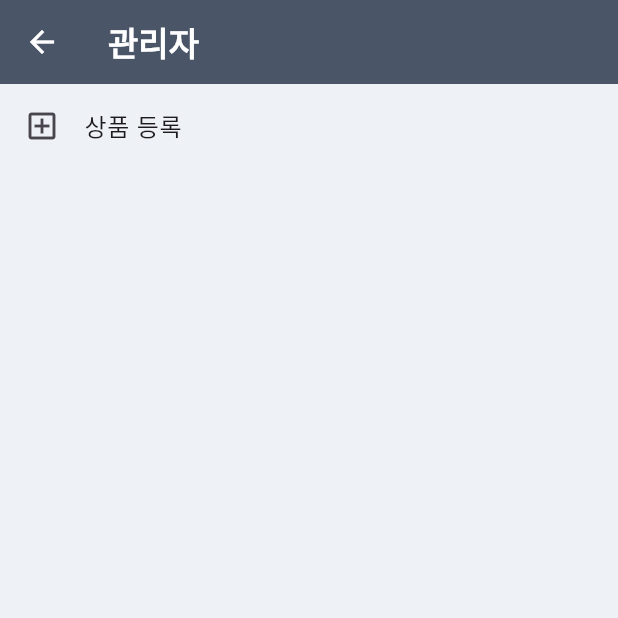
After one commit to helloheesu/dart-practice, a Flutter app: the screen it shows after launch, tab 2 chosen, after a tap on the "settings" icon, on a phone screen of 412 x 824 dp, the top half of it. The commit adds this screen. Run offline on Flutter 3.47's test engine with Material 3 defaults, Android fonts, the phone set to English and light mode, and no system bars.

Commit message:
관리자 페이지 추가 및 상단 진입 추가

```diff
--- /dev/null
+++ b/last_minutes/lib/ui/pages/admin/admin_page.dart
@@ -0,0 +1,26 @@
+import 'package:flutter/material.dart';
+import '../products/product_create_page.dart';
+
+class AdminPage extends StatelessWidget {
+  const AdminPage({super.key});
+
+  @override
+  Widget build(BuildContext context) {
+    return Scaffold(
+      appBar: AppBar(title: const Text('관리자')),
+      body: ListView(
+        children: [
+          ListTile(
+            leading: const Icon(Icons.add_box_outlined),
+            title: const Text('상품 등록'),
+            onTap: () {
+              Navigator.of(context).push(
+                MaterialPageRoute(builder: (_) => const ProductCreatePage()),
+              );
+            },
+          ),
+        ],
+      ),
+    );
+  }
+}
--- a/last_minutes/lib/ui/pages/products/product_list_page.dart
+++ b/last_minutes/lib/ui/pages/products/product_list_page.dart
@@ -3,7 +3,7 @@ import '../../../core/constants/strings.dart';
 import '../../../data/model/product_category.dart';
 import '../../../data/repository/product_repository_mock.dart';
 import '../../widgets/products/product_card.dart';
-// import '../admin/admin_page.dart';
+import '../admin/admin_page.dart';
 import '../cart/cart_page.dart';
 
 class ProductListPage extends StatefulWidget {
@@ -40,7 +40,14 @@ class _ProductListPageState extends State<ProductListPage>
         appBar: AppBar(
           title: const Text(AppStrings.appName),
           actions: [
-          // Settings icon will be added in a later step
+          IconButton(
+            icon: const Icon(Icons.settings_outlined),
+            onPressed: () {
+              Navigator.of(
+                context,
+              ).push(MaterialPageRoute(builder: (_) => const AdminPage()));
+            },
+          ),
             IconButton(
               icon: const Icon(Icons.shopping_cart_outlined),
               onPressed: () {
```
